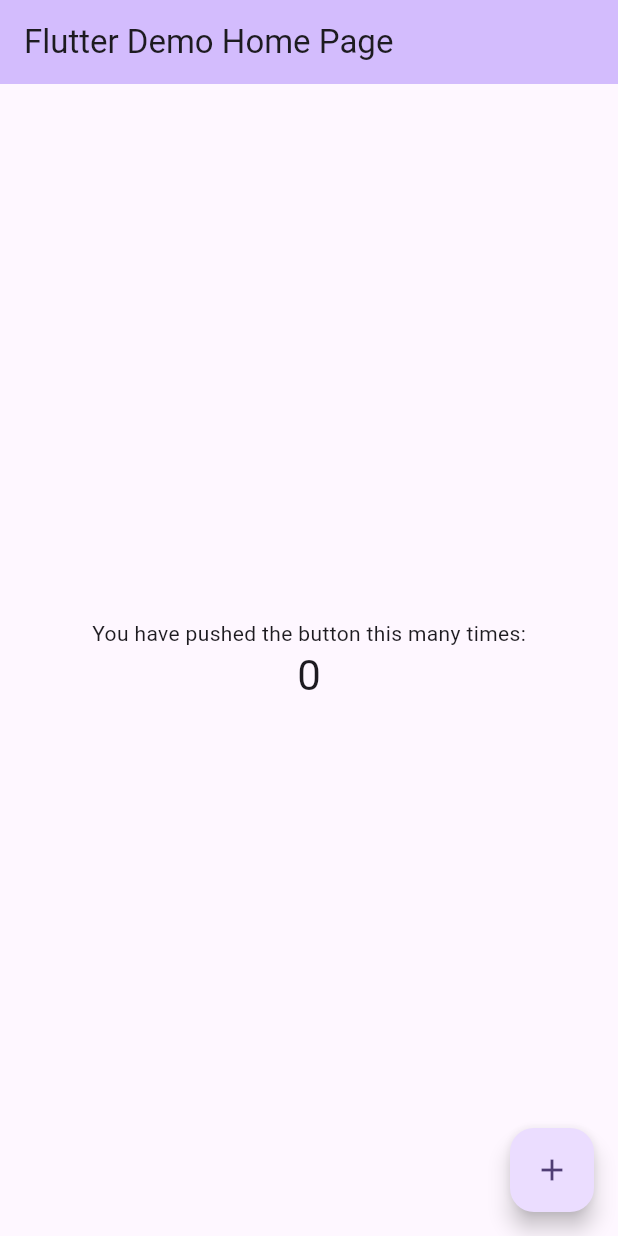
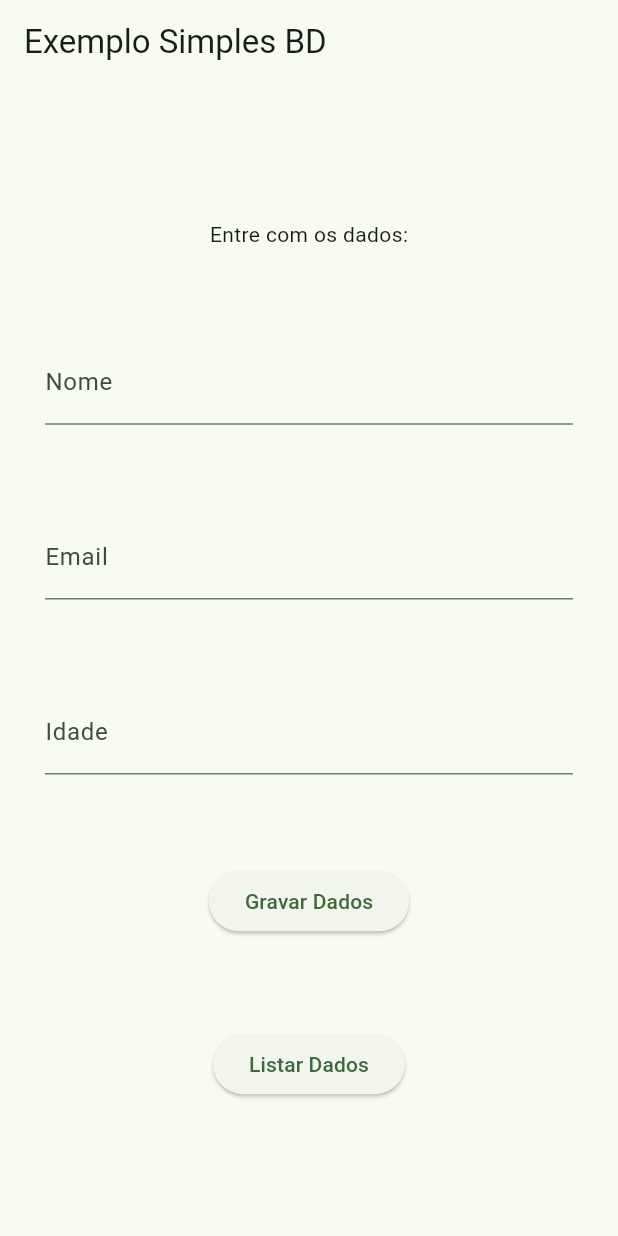
Before and after one commit to lfoly/6oP, a Flutter app: the screen it shows after launch, on a phone screen of 412 x 824 dp. Run offline on Flutter 3.47's test engine with Material 3 defaults, Android fonts, the phone set to English and light mode, and no system bars; our stand-ins replace cloud_firestore, firebase_core, material_ui, shared_preferences; accounts and stored records are empty.

Commit message:
exemplo completo

```diff
--- /dev/null
+++ b/09_exemplo_simples_bd/lib/inclusao.dart
@@ -0,0 +1,84 @@
+import 'package:flutter/widgets.dart';
+import 'package:cloud_firestore/cloud_firestore.dart';
+import 'package:material_ui/material_ui.dart';
+import 'listagem.dart';
+
+
+class Inclusao extends StatelessWidget {
+  new({super.key});
+
+  final TextEditingController nome = TextEditingController();
+  final TextEditingController email = TextEditingController();
+  final TextEditingController idade = TextEditingController();
+
+  @override
+  void dispose() {
+    nome.dispose();
+    email.dispose();
+    idade.dispose();
+  }
+
+
+  Future<void> gravarDados(String nome, String email, int idade) async {
+    final db = FirebaseFirestore.instance;
+    final pessoa = <String, dynamic>{
+      "nome": nome,
+      "email": email,
+      "idade": idade,
+    };
+    await db.collection("pessoas").add(pessoa);
+  }
+
+  void limparCampos() {
+    nome.clear();
+    email.clear();
+    idade.clear();
+  }
+
+
+  @override
+  Widget build(BuildContext context) {
+    return Scaffold(
+      appBar: AppBar(title: const Text("Exemplo Simples BD")),
+      body: Center(
+        child: Padding(
+          padding: const EdgeInsets.all(30),
+          child: Column(
+            mainAxisAlignment: MainAxisAlignment.spaceEvenly,
+            children: [
+              const Text("Entre com os dados:"),
+              TextField(
+                controller: nome,
+                decoration: const InputDecoration(label: Text("Nome")),
+              ),
+              TextField(
+                controller: email,
+                decoration: const InputDecoration(label: Text("Email")),
+              ),
+              TextField(
+                controller: idade,
+                decoration: const InputDecoration(label: Text("Idade")),
+              ),
+              ElevatedButton(
+                onPressed: () {
+                  gravarDados(nome.text, email.text, int.parse(idade.text));
+                  limparCampos();
+                },
+                child: const Text("Gravar Dados"),
+              ),
+              ElevatedButton(
+                onPressed: () {
+                  Navigator.push(
+                    context,
+                    MaterialPageRoute(builder: (context) => Listagem()),
+                  );
+                },
+                child: const Text("Listar Dados"),
+              ),
+            ],
+          ),
+        ),
+      ),
+    );
+  }
+}
--- a/09_exemplo_simples_bd/lib/main.dart
+++ b/09_exemplo_simples_bd/lib/main.dart
@@ -1,122 +1,32 @@
 import 'package:material_ui/material_ui.dart';
+import 'package:firebase_core/firebase_core.dart';
+import 'inclusao.dart';
 
-void main() {
-  runApp(const MyApp());
+void main() async {
+  WidgetsFlutterBinding.ensureInitialized();
+  await Firebase.initializeApp(
+    options: const FirebaseOptions(
+      apiKey: "AIzaSyAT0H7EaoolvWaaKCFDJGiVEfZg6M-MxdE",
+      authDomain: "pdm-sup-2026.firebaseapp.com",
+      projectId: "pdm-sup-2026",
+      storageBucket: "pdm-sup-2026.firebasestorage.app",
+      messagingSenderId: "31928338151",
+      appId: "1:31928338151:web:a190ec56a3ef24727e0442",
+    ),
+  );
+  runApp(const App());
 }
 
-class MyApp extends StatelessWidget {
-  const MyApp({super.key});
+class App extends StatelessWidget {
+  const new({super.key});
 
-  // This widget is the root of your application.
   @override
   Widget build(BuildContext context) {
     return MaterialApp(
-      title: 'Flutter Demo',
-      theme: ThemeData(
-        // This is the theme of your application.
-        //
-        // TRY THIS: Try running your application with "flutter run". You'll see
-        // the application has a purple toolbar. Then, without quitting the app,
-        // try changing the seedColor in the colorScheme below to Colors.green
-        // and then invoke "hot reload" (save your changes or press the "hot
-        // reload" button in a Flutter-supported IDE, or press "r" if you used
-        // the command line to start the app).
-        //
-        // Notice that the counter didn't reset back to zero; the application
-        // state is not lost during the reload. To reset the state, use hot
-        // restart instead.
-        //
-        // This works for code too, not just values: Most code changes can be
-        // tested with just a hot reload.
-        colorScheme: .fromSeed(seedColor: Colors.deepPurple),
-      ),
-      home: const MyHomePage(title: 'Flutter Demo Home Page'),
+      title: "Exemplo Simples BD",
+      debugShowCheckedModeBanner: false,
+      theme: ThemeData(colorSchemeSeed: Colors.green),
+      home: Inclusao(),
     );
   }
 }
-
-class MyHomePage extends StatefulWidget {
-  const MyHomePage({super.key, required this.title});
-
-  // This widget is the home page of your application. It is stateful, meaning
-  // that it has a State object (defined below) that contains fields that affect
-  // how it looks.
-
-  // This class is the configuration for the state. It holds the values (in this
-  // case the title) provided by the parent (in this case the App widget) and
-  // used by the build method of the State. Fields in a Widget subclass are
-  // always marked "final".
-
-  final String title;
-
-  @override
-  State<MyHomePage> createState() => _MyHomePageState();
-}
-
-class _MyHomePageState extends State<MyHomePage> {
-  int _counter = 0;
-
-  void _incrementCounter() {
-    setState(() {
-      // This call to setState tells the Flutter framework that something has
-      // changed in this State, which causes it to rerun the build method below
-      // so that the display can reflect the updated values. If we changed
-      // _counter without calling setState(), then the build method would not be
-      // called again, and so nothing would appear to happen.
-      _counter++;
-    });
-  }
-
-  @override
-  Widget build(BuildContext context) {
-    // This method is rerun every time setState is called, for instance as done
-    // by the _incrementCounter method above.
-    //
-    // The Flutter framework has been optimized to make rerunning build methods
-    // fast, so that you can just rebuild anything that needs updating rather
-    // than having to individually change instances of widgets.
-    return Scaffold(
-      appBar: AppBar(
-        // TRY THIS: Try changing the color here to a specific color (to
-        // Colors.amber, perhaps?) and trigger a hot reload to see the AppBar
-        // change color while the other colors stay the same.
-        backgroundColor: Theme.of(context).colorScheme.inversePrimary,
-        // Here we take the value from the MyHomePage object that was created by
-        // the App.build method, and use it to set our appbar title.
-        title: Text(widget.title),
-      ),
-      body: Center(
-        // Center is a layout widget. It takes a single child and positions it
-        // in the middle of the parent.
-        child: Column(
-          // Column is also a layout widget. It takes a list of children and
-          // arranges them vertically. By default, it sizes itself to fit its
-          // children horizontally, and tries to be as tall as its parent.
-          //
-          // Column has various properties to control how it sizes itself and
-          // how it positions its children. Here we use mainAxisAlignment to
-          // center the children vertically; the main axis here is the vertical
-          // axis because Columns are vertical (the cross axis would be
-          // horizontal).
-          //
-          // TRY THIS: Invoke "debug painting" (choose the "Toggle Debug Paint"
-          // action in the IDE, or press "p" in the console), to see the
-          // wireframe for each widget.
-          mainAxisAlignment: .center,
-          children: [
-            const Text('You have pushed the button this many times:'),
-            Text(
-              '$_counter',
-              style: Theme.of(context).textTheme.headlineMedium,
-            ),
-          ],
-        ),
-      ),
-      floatingActionButton: FloatingActionButton(
-        onPressed: _incrementCounter,
-        tooltip: 'Increment',
-        child: const Icon(Icons.add),
-      ),
-    );
-  }
-}
--- a/09_exemplo_simples_bd/pubspec.yaml
+++ b/09_exemplo_simples_bd/pubspec.yaml
@@ -35,6 +35,8 @@ dependencies:
   # The following adds the Cupertino Icons font to your application.
   # Use with the CupertinoIcons class for iOS style icons.
   cupertino_icons: ^1.0.8
+  firebase_core: ^5.2.0
+  cloud_firestore: ^7.2.0
 
 dev_dependencies:
   flutter_test:
```
Also changed, not shown: 09_exemplo_simples_bd/lib/listagem.dart (added, +59 -0 lines), 09_exemplo_simples_bd/pubspec.lock, 4 other files.
